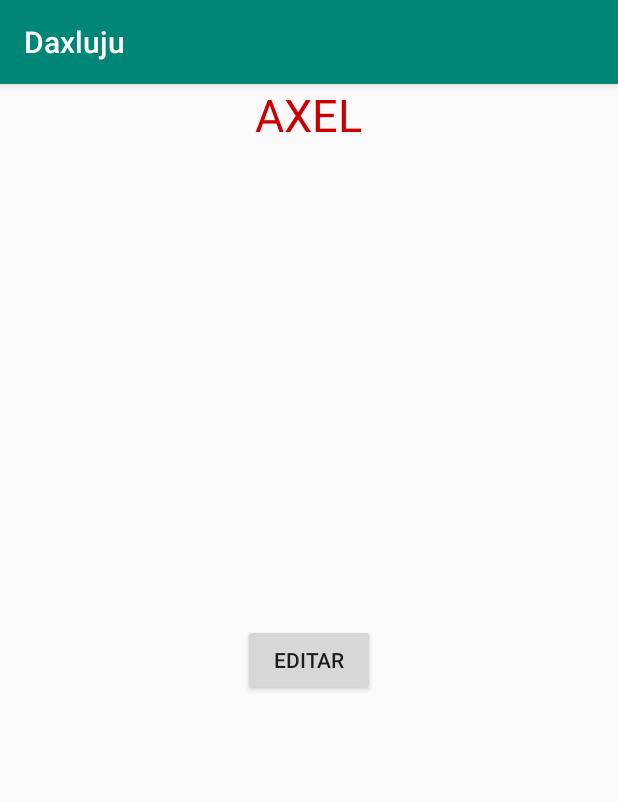
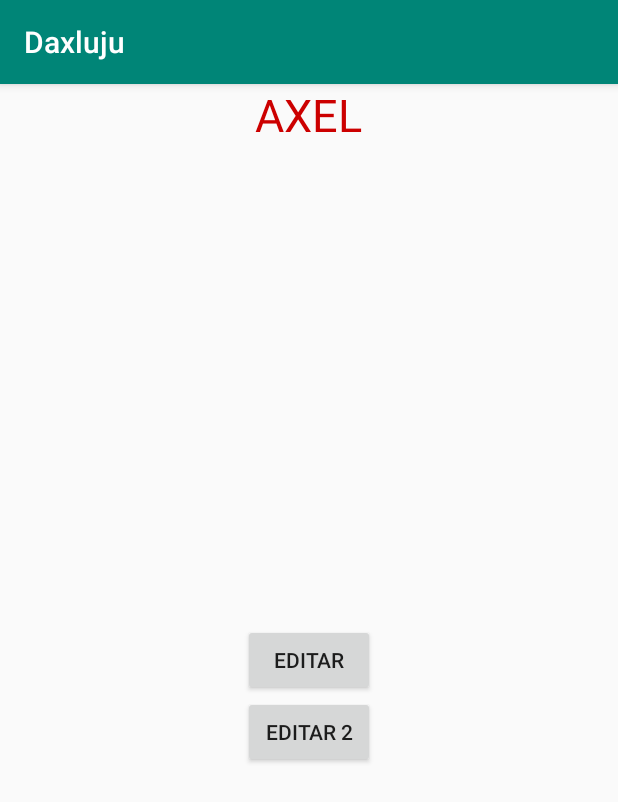
Before and after one commit to AxelMRomeroAyala/Daxluju, an Android app: the AxelActivity screen opened directly, with no data from a screen before it, on a phone screen of 412 x 824 dp. Shown: the top 802 px of the screen. Run offline under Robolectric (Android 15) with nearby library versions, the phone set to English and light mode, and no system bars.

Commit message:
Added another button

```diff
--- a/app/src/main/java/com/yacarex/daxluju/AxelActivity.java
+++ b/app/src/main/java/com/yacarex/daxluju/AxelActivity.java
@@ -12,6 +12,7 @@ public class AxelActivity extends AppCompatActivity {
     Button editar;
 
     String edicion= "EDITADO";
+    String edicion2= "EDITADO 2";
 
     @Override
     protected void onCreate(Bundle savedInstanceState) {
--- a/app/src/main/res/layout/activity_axel.xml
+++ b/app/src/main/res/layout/activity_axel.xml
@@ -22,4 +22,12 @@
         android:layout_centerInParent="true"
         android:text="EDITAR"/>
 
+    <Button
+        android:id="@+id/axel_editar_2"
+        android:layout_width="wrap_content"
+        android:layout_below="@id/axel_editar"
+        android:layout_height="wrap_content"
+        android:layout_centerInParent="true"
+        android:text="EDITAR 2"/>
+
 </RelativeLayout>
```
